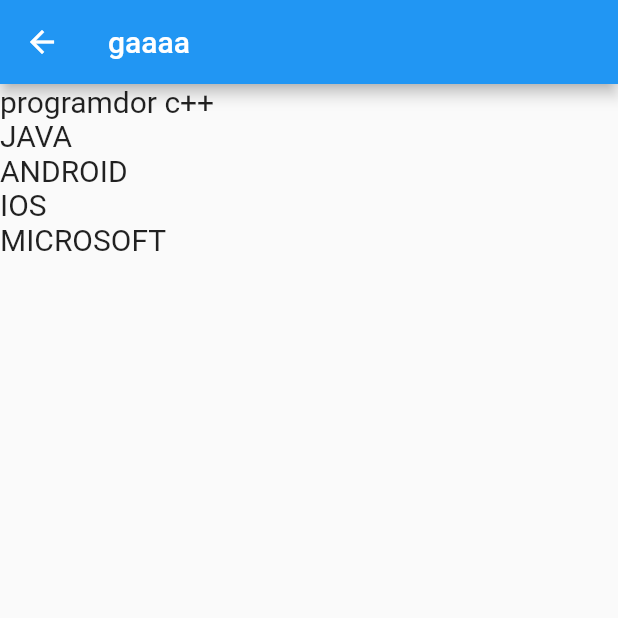
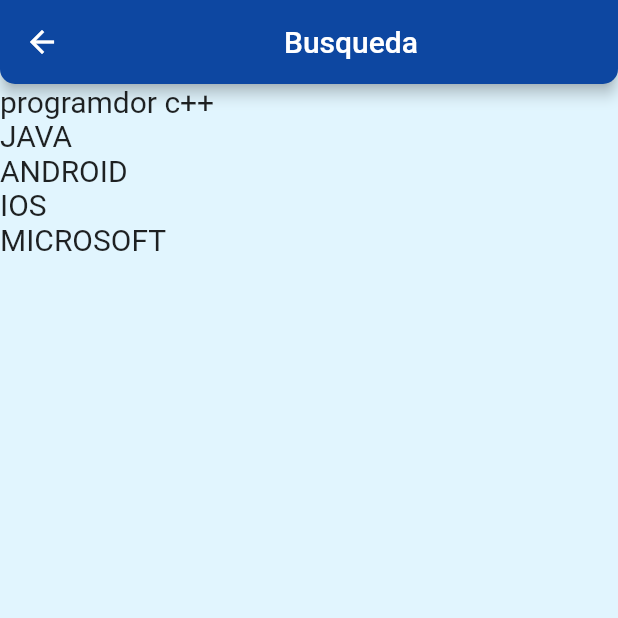
Before and after one commit to Jhon98c/app_movil, a Flutter app: the dataDisplayBusque screen opened directly, on a phone screen of 412 x 824 dp, the top half of it. Run offline on Flutter 3.47's test engine with Material 2 defaults, Android fonts, the phone set to English and light mode, and no system bars; our stand-ins replace bottom_navy_bar, flutter_svg, flutter_tags, page_transition, simple_animations.

Commit message:
actualizacion v.6

```diff
--- a/lib/Paginas_complementarias/complementPageBuscar/dataBusqueda.dart
+++ b/lib/Paginas_complementarias/complementPageBuscar/dataBusqueda.dart
@@ -31,8 +31,18 @@
   Widget build(BuildContext context) {
     // TODO: implement build
     return Scaffold(
+      backgroundColor: Colors.lightBlue[50],
       appBar: AppBar(
-        title: Text("gaaaa"),
+        backgroundColor: Colors.blue[900],
+        title: Center(
+          child: Text('Busqueda', textAlign: TextAlign.center),
+        ),
+        shape: RoundedRectangleBorder(
+          borderRadius: BorderRadius.only(
+            bottomLeft: Radius.circular(10.0),
+            bottomRight: Radius.circular(10.0),
+          ),
+        ),
       ),
       body: Container(
         child: FutureBuilder(
```
